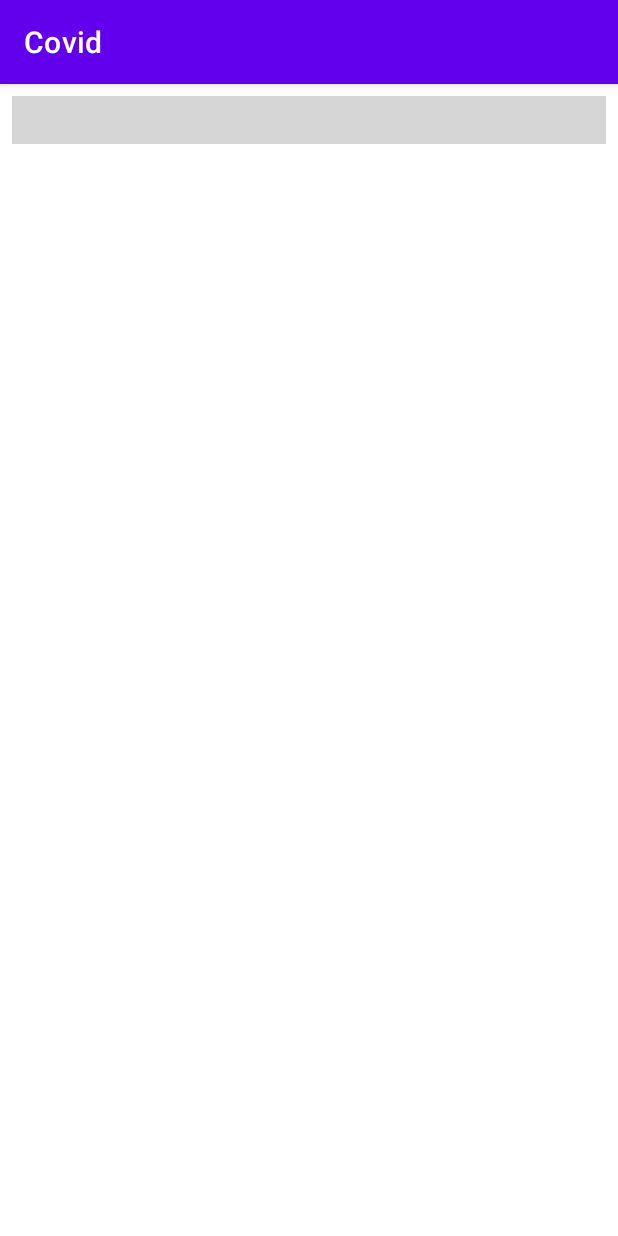
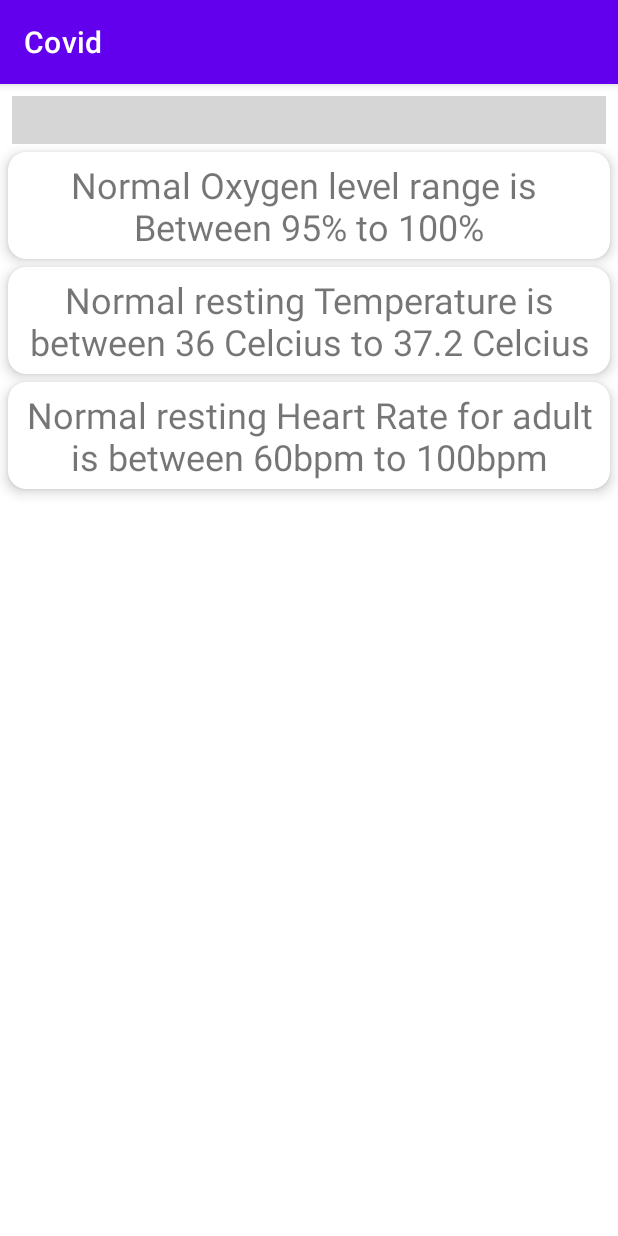
Before and after one commit to llippie/Covid19, an Android app: the graph screen opened directly, with no data from a screen before it, on a phone screen of 412 x 824 dp. Run offline under Robolectric (Android 15) with nearby library versions, the phone set to English and light mode, and no system bars; libraries missing offline, so code that uses them is left out: com.github.mikephil.charting; plain views replace LineChart; 2 statements that could not run were skipped; grey boxes are pictures that could not be loaded.

Commit message:
graph tukar health info

```diff
--- a/app/build.gradle
+++ b/app/build.gradle
@@ -41,4 +41,5 @@ dependencies {
     androidTestImplementation 'androidx.test.ext:junit:1.1.3'
     androidTestImplementation 'androidx.test.espresso:espresso-core:3.4.0'
     implementation 'com.github.PhilJay:MPAndroidChart:v3.1.0'
+    implementation 'androidx.core:core-ktx:1.8.0'
 }
--- a/app/src/main/res/layout/activity_graph.xml
+++ b/app/src/main/res/layout/activity_graph.xml
@@ -12,4 +12,74 @@
         android:layout_height="0dp"
         android:layout_margin="8dp"
         app:layout_constraintTop_toTopOf="parent" />
+
+    <androidx.cardview.widget.CardView
+        android:id="@+id/oxyC"
+        app:layout_constraintTop_toBottomOf="@+id/line_chart"
+        android:layout_width="match_parent"
+        android:layout_height="wrap_content"
+        android:layout_gravity="center"
+        android:layout_margin="5dp"
+        app:cardCornerRadius="12dp"
+        app:cardElevation="5dp">
+
+        <TextView
+            android:id="@+id/oxy"
+            android:layout_width="wrap_content"
+            android:layout_height="wrap_content"
+            android:layout_marginTop="5dp"
+            android:layout_marginBottom="5dp"
+            android:textAlignment="center"
+            android:layout_gravity="center"
+            android:text="Normal Oxygen level range is \nBetween 95% to 100%"
+            android:textSize="24sp"
+            />
+
+    </androidx.cardview.widget.CardView>
+    <androidx.cardview.widget.CardView
+        app:layout_constraintTop_toBottomOf="@+id/oxyC"
+        android:id="@+id/tempC"
+        android:layout_width="match_parent"
+        android:layout_height="wrap_content"
+        android:layout_gravity="center"
+        android:layout_margin="5dp"
+        app:cardCornerRadius="12dp"
+        app:cardElevation="5dp">
+
+        <TextView
+            android:id="@+id/temp"
+            android:layout_width="wrap_content"
+            android:layout_height="wrap_content"
+            android:layout_marginTop="5dp"
+            android:layout_marginBottom="5dp"
+            android:textAlignment="center"
+            android:layout_gravity="center"
+            android:text="Normal resting Temperature is between 36 Celcius to 37.2 Celcius"
+            android:textSize="24sp"
+            />
+
+    </androidx.cardview.widget.CardView>
+    <androidx.cardview.widget.CardView
+        app:layout_constraintTop_toBottomOf="@+id/tempC"
+        android:id="@+id/rateC"
+        android:layout_width="match_parent"
+        android:layout_height="wrap_content"
+        android:layout_gravity="center"
+        android:layout_margin="5dp"
+        app:cardCornerRadius="12dp"
+        app:cardElevation="5dp">
+
+        <TextView
+            android:id="@+id/rate"
+            android:layout_width="wrap_content"
+            android:layout_height="wrap_content"
+            android:layout_marginTop="5dp"
+            android:layout_marginBottom="5dp"
+            android:textAlignment="center"
+            android:layout_gravity="center"
+            android:text="Normal resting Heart Rate for adult is between 60bpm to 100bpm"
+            android:textSize="24sp"
+            />
+
+    </androidx.cardview.widget.CardView>
 </androidx.constraintlayout.widget.ConstraintLayout>
```
Also changed, not shown: app/src/main/java/com/example/iotcovid_19pmfh/MainActivity.java (+37 -59 lines), app/src/main/res/layout/activity_main.xml (+7 -6 lines).
